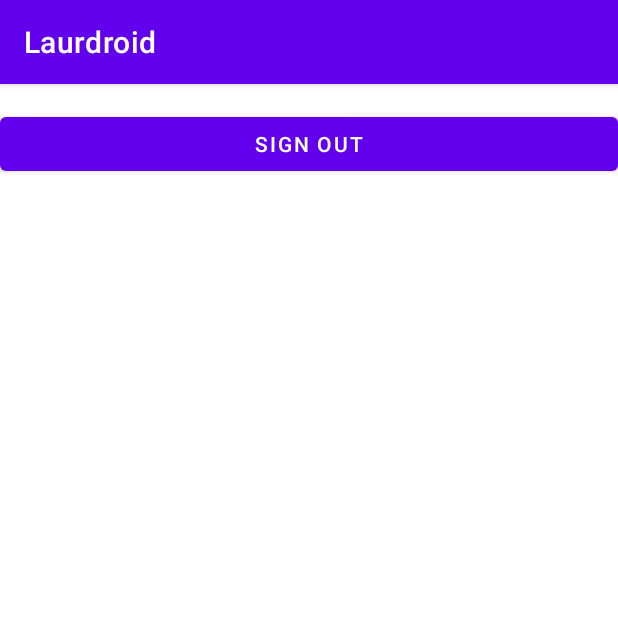
After one commit to LaurOp/Laurdroid, an Android app: the DashboardActivity screen opened directly, with no data from a screen before it, on a phone screen of 412 x 824 dp, the top half of it. The commit adds this screen. Run offline under Robolectric (Android 15) with nearby library versions, the phone set to English and light mode, and no system bars.

Commit message:
fix google signin and add signout

```diff
--- a/app/build.gradle
+++ b/app/build.gradle
@@ -28,7 +28,10 @@ android {
     buildFeatures {
         viewBinding true
     }
+    buildToolsVersion '33.0.2'
 }
+
+
 dependencies {
 
     implementation 'androidx.appcompat:appcompat'
@@ -37,6 +40,8 @@ dependencies {
     implementation 'androidx.annotation:annotation:1.6.0'
     implementation 'androidx.lifecycle:lifecycle-livedata-ktx:2.6.1'
     implementation 'androidx.lifecycle:lifecycle-viewmodel-ktx:2.6.1'
+    implementation 'androidx.navigation:navigation-fragment:2.4.1'
+    implementation 'androidx.navigation:navigation-ui:2.4.1'
     testImplementation 'junit:junit:4.13.2'
     androidTestImplementation 'androidx.test.ext:junit:1.1.5'
     androidTestImplementation 'androidx.test.espresso:espresso-core:3.5.1'
--- /dev/null
+++ b/app/src/main/java/com/example/laurdroid/DashboardActivity.java
@@ -0,0 +1,41 @@
+package com.example.laurdroid;
+
+import androidx.annotation.NonNull;
+import androidx.appcompat.app.AppCompatActivity;
+
+import android.content.Intent;
+import android.os.Bundle;
+import android.view.View;
+import android.widget.Button;
+import android.widget.Toast;
+
+import com.google.android.gms.auth.api.signin.GoogleSignIn;
+import com.google.android.gms.auth.api.signin.GoogleSignInOptions;
+import com.google.android.gms.tasks.OnCompleteListener;
+import com.google.android.gms.tasks.Task;
+
+public class DashboardActivity extends AppCompatActivity {
+
+    @Override
+    protected void onCreate(Bundle savedInstanceState) {
+        super.onCreate(savedInstanceState);
+        setContentView(R.layout.activity_dashboard);
+
+        Button signOutButton = findViewById(R.id.signOutButton);
+        signOutButton.setOnClickListener(new View.OnClickListener() {
+            @Override
+            public void onClick(View v) {
+                GoogleSignIn.getClient(DashboardActivity.this, GoogleSignInOptions.DEFAULT_SIGN_IN).signOut()
+                        .addOnCompleteListener(new OnCompleteListener<Void>() {
+                            @Override
+                            public void onComplete(@NonNull Task<Void> task) {
+                                Intent intent = new Intent(getApplicationContext(), MainActivity.class);
+                                startActivity(intent);
+                                Toast.makeText(DashboardActivity.this, "Signed out", Toast.LENGTH_SHORT).show();
+                            }
+                        });
+            }
+        });
+
+    }
+}
--- /dev/null
+++ b/app/src/main/res/layout/activity_dashboard.xml
@@ -0,0 +1,21 @@
+<?xml version="1.0" encoding="utf-8"?>
+<androidx.constraintlayout.widget.ConstraintLayout xmlns:android="http://schemas.android.com/apk/res/android"
+    xmlns:app="http://schemas.android.com/apk/res-auto"
+    xmlns:tools="http://schemas.android.com/tools"
+    android:layout_width="match_parent"
+    android:layout_height="match_parent"
+    tools:context=".DashboardActivity">
+
+    <Button
+        android:id="@+id/signOutButton"
+        android:layout_width="0dp"
+        android:layout_height="wrap_content"
+        android:layout_marginTop="16dp"
+        android:layout_marginBottom="16dp"
+        android:text="@string/sign_out"
+        app:layout_constraintTop_toTopOf="parent"
+        app:layout_constraintEnd_toEndOf="parent"
+        app:layout_constraintStart_toStartOf="parent" />
+
+
+</androidx.constraintlayout.widget.ConstraintLayout>
--- a/app/src/main/res/values/strings.xml
+++ b/app/src/main/res/values/strings.xml
@@ -15,4 +15,9 @@
     <string name="register">Register</string>
     <string name="name">Name</string>
     <string name="welcome_text">Welcome to Laurdroid!</string>
+    <string name="title_activity_dashboard">DashboardActivity</string>
+    <string name="title_home">Home</string>
+    <string name="title_dashboard">Dashboard</string>
+    <string name="title_notifications">Notifications</string>
+    <string name="sign_out">Sign out</string>
 </resources>
--- a/settings.gradle
+++ b/settings.gradle
@@ -3,6 +3,7 @@ pluginManagement {
         gradlePluginPortal()
         google()
         mavenCentral()
+        maven { url 'https://jitpack.io' }
     }
 }
 dependencyResolutionManagement {
@@ -10,6 +11,7 @@ dependencyResolutionManagement {
     repositories {
         google()
         mavenCentral()
+        maven { url 'https://jitpack.io' }
     }
 }
 rootProject.name = "Laurdroid"
```
Also changed, not shown: app/src/main/AndroidManifest.xml (+7 -4 lines), app/src/main/java/com/example/laurdroid/LoginActivity.java (+21 -15 lines).
